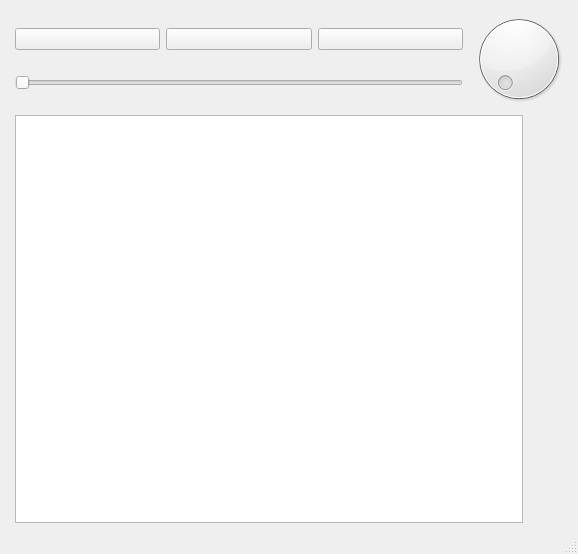
Old version of the form ui/mainwindow.ui in the repository ltworf/scurpiddu.
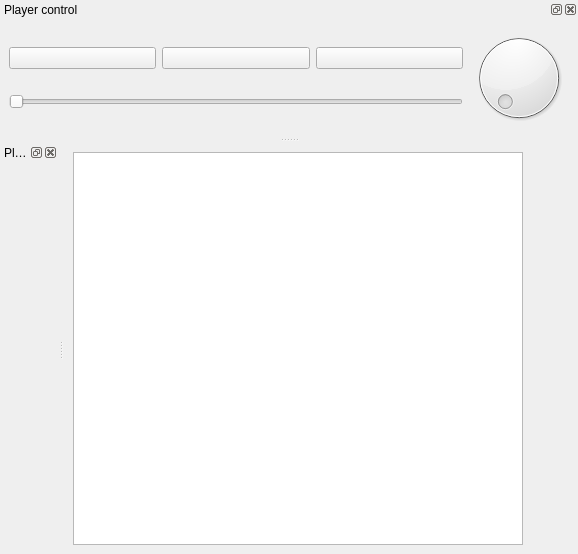
New version of the form. Icons and pictures are not drawn. Custom widgets are drawn as their Qt base class.

Commit message: Make the components dockable

Patch:
```diff
--- a/ui/mainwindow.ui
+++ b/ui/mainwindow.ui
@@ -14,13 +14,102 @@
    <string>Scurpiddu</string>
   </property>
   <widget class="QWidget" name="centralwidget">
-   <layout class="QHBoxLayout" name="horizontalLayout_4">
+   <layout class="QHBoxLayout" name="horizontalLayout_3">
     <item>
-     <widget class="PlaylistCreator" name="playlistCreator" native="true"/>
+     <widget class="QListView" name="playlistView">
+      <property name="alternatingRowColors">
+       <bool>true</bool>
+      </property>
+      <property name="selectionMode">
+       <enum>QAbstractItemView::ExtendedSelection</enum>
+      </property>
+      <property name="uniformItemSizes">
+       <bool>true</bool>
+      </property>
+     </widget>
     </item>
     <item>
+     <layout class="QVBoxLayout" name="verticalLayout_2">
+      <item>
+       <spacer name="verticalSpacer">
+        <property name="orientation">
+         <enum>Qt::Vertical</enum>
+        </property>
+        <property name="sizeHint" stdset="0">
+         <size>
+          <width>20</width>
+          <height>40</height>
+         </size>
+        </property>
+       </spacer>
+      </item>
+      <item>
+       <widget class="QPushButton" name="cmdShufflePlaylist">
+        <property name="text">
+         <string/>
+        </property>
+        <property name="icon">
+         <iconset theme="shuffle">
+          <normaloff>.</normaloff>.</iconset>
+        </property>
+        <property name="iconSize">
+         <size>
+          <width>24</width>
+          <height>24</height>
+         </size>
+        </property>
+        <property name="flat">
+         <bool>true</bool>
+        </property>
+       </widget>
+      </item>
+      <item>
+       <widget class="QPushButton" name="cmdClearPlaylist">
+        <property name="text">
+         <string/>
+        </property>
+        <property name="icon">
+         <iconset theme="edit-clear">
+          <normaloff>.</normaloff>.</iconset>
+        </property>
+        <property name="iconSize">
+         <size>
+          <width>24</width>
+          <height>24</height>
+         </size>
+        </property>
+        <property name="flat">
+         <bool>true</bool>
+        </property>
+       </widget>
+      </item>
+     </layout>
+    </item>
+   </layout>
+  </widget>
+  <widget class="QDockWidget" name="dockWidget">
+   <property name="windowTitle">
+    <string>Playlist creator</string>
+   </property>
+   <attribute name="dockWidgetArea">
+    <number>1</number>
+   </attribute>
+   <widget class="QWidget" name="dockWidgetContents">
      <layout class="QVBoxLayout" name="verticalLayout_3">
       <item>
+      <widget class="PlaylistCreator" name="playlistCreator" native="true"/>
+     </item>
+    </layout>
+   </widget>
+  </widget>
+  <widget class="QDockWidget" name="dockWidget_3">
+   <property name="windowTitle">
+    <string>Player control</string>
+   </property>
+   <attribute name="dockWidgetArea">
+    <number>4</number>
+   </attribute>
+   <widget class="QWidget" name="dockWidgetContents_3">
        <layout class="QHBoxLayout" name="horizontalLayout_2">
         <item>
          <layout class="QVBoxLayout" name="verticalLayout">
@@ -108,94 +197,8 @@
          </widget>
         </item>
        </layout>
-      </item>
-      <item>
-       <layout class="QHBoxLayout" name="horizontalLayout_3">
-        <item>
-         <widget class="QListView" name="playlistView">
-          <property name="alternatingRowColors">
-           <bool>true</bool>
-          </property>
-          <property name="selectionMode">
-           <enum>QAbstractItemView::ExtendedSelection</enum>
-          </property>
-          <property name="uniformItemSizes">
-           <bool>true</bool>
-          </property>
-         </widget>
-        </item>
-        <item>
-         <layout class="QVBoxLayout" name="verticalLayout_2">
-          <item>
-           <spacer name="verticalSpacer">
-            <property name="orientation">
-             <enum>Qt::Vertical</enum>
-            </property>
-            <property name="sizeHint" stdset="0">
-             <size>
-              <width>20</width>
-              <height>40</height>
-             </size>
-            </property>
-           </spacer>
-          </item>
-          <item>
-           <widget class="QPushButton" name="cmdShufflePlaylist">
-            <property name="text">
-             <string/>
-            </property>
-            <property name="icon">
-             <iconset theme="shuffle"/>
-            </property>
-            <property name="iconSize">
-             <size>
-              <width>24</width>
-              <height>24</height>
-             </size>
-            </property>
-            <property name="flat">
-             <bool>true</bool>
-            </property>
-           </widget>
-          </item>
-          <item>
-           <widget class="QPushButton" name="cmdClearPlaylist">
-            <property name="text">
-             <string/>
-            </property>
-            <property name="icon">
-             <iconset theme="edit-clear"/>
-            </property>
-            <property name="iconSize">
-             <size>
-              <width>24</width>
-              <height>24</height>
-             </size>
-            </property>
-            <property name="flat">
-             <bool>true</bool>
-            </property>
-           </widget>
-          </item>
-         </layout>
-        </item>
-       </layout>
-      </item>
-     </layout>
-    </item>
-   </layout>
-  </widget>
-  <widget class="QMenuBar" name="menubar">
-   <property name="geometry">
-    <rect>
-     <x>0</x>
-     <y>0</y>
-     <width>578</width>
-     <height>27</height>
-    </rect>
-   </property>
-  </widget>
-  <widget class="QStatusBar" name="statusbar"/>
+   </widget>
+  </widget>
  </widget>
  <customwidgets>
   <customwidget>
```
Lines whose indentation alone changed are shown as unchanged.
